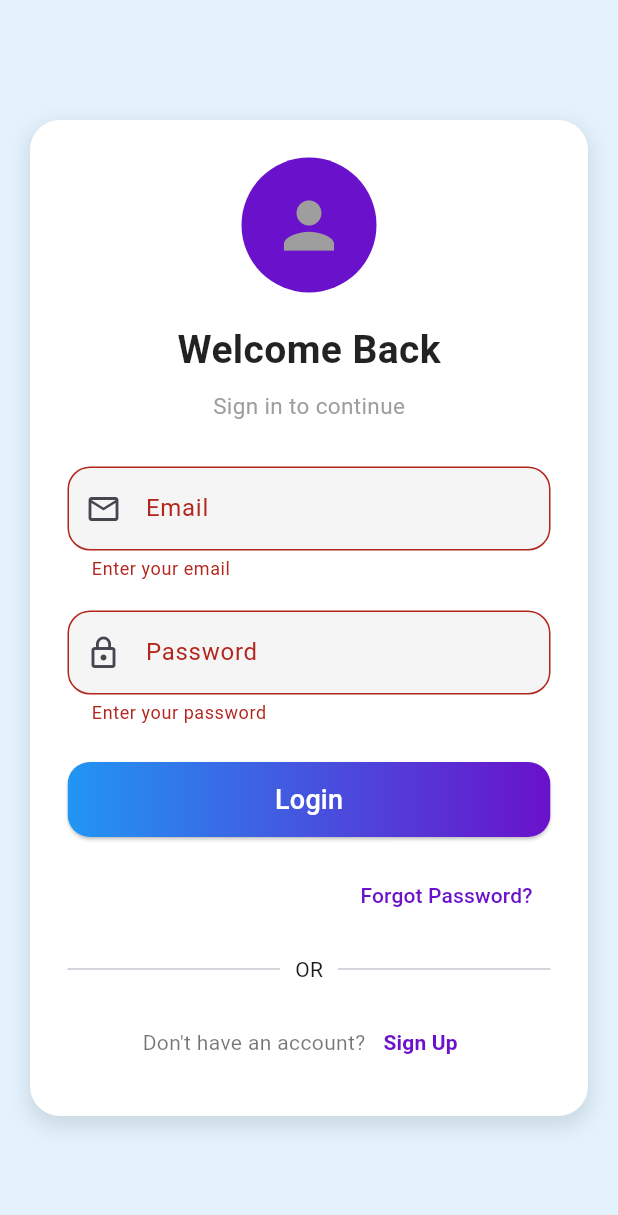
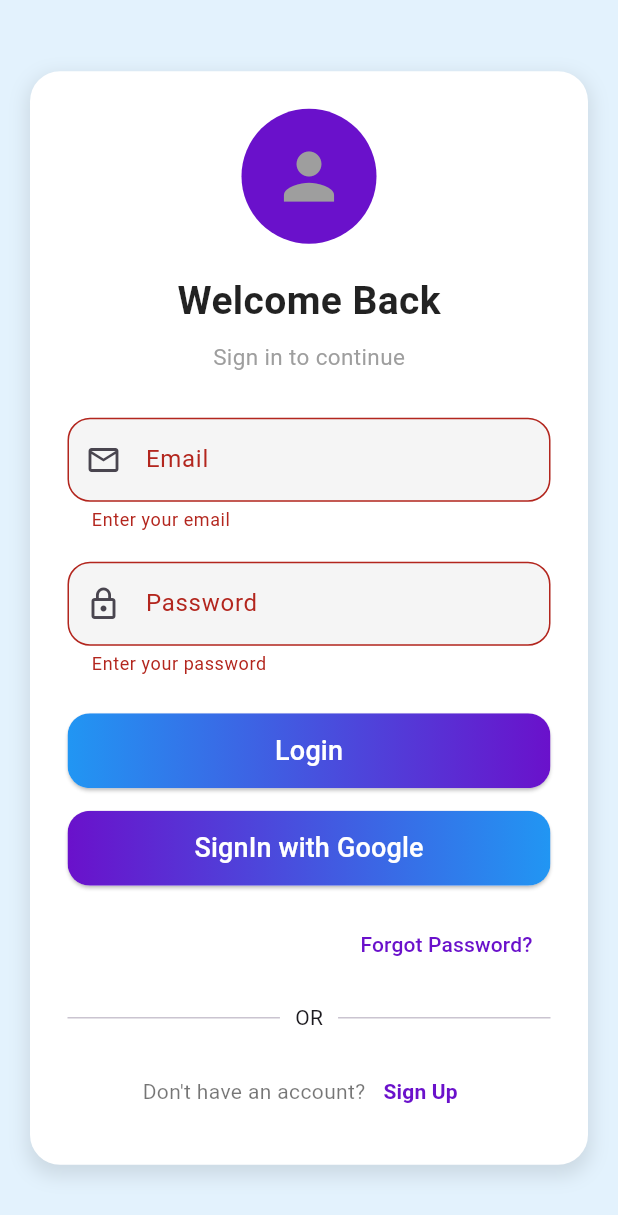
Before and after one commit to yadvendrasharma12/firebase_google_signup, a Flutter app: the screen it shows after launch, after a tap on "Login", on a phone screen of 412 x 824 dp. Shown: the top 1215 px of the screen. Run offline on Flutter 3.47's test engine with Material 3 defaults, Android fonts, the phone set to English and light mode, and no system bars; our stand-ins replace firebase_auth, firebase_core, google_sign_in; accounts and stored records are empty.

Commit message:
google signin

```diff
--- a/lib/screens/signIn_screen.dart
+++ b/lib/screens/signIn_screen.dart
@@ -12,9 +12,9 @@ class _SignInScreenState extends State<SignInScreen> {
   final _formKey = GlobalKey<FormState>();
   final _emailCtrl = TextEditingController();
   final _passwordCtrl = TextEditingController();
-
   final AuthService _authService = AuthService();
 
+  // Email login
   Future<void> _loginUser() async {
     if (_formKey.currentState!.validate()) {
       try {
@@ -22,16 +22,31 @@ class _SignInScreenState extends State<SignInScreen> {
           email: _emailCtrl.text.trim(),
           password: _passwordCtrl.text.trim(),
         );
+        if (user != null) _showSuccessDialog("Logged in successfully!");
+      } catch (e) {
+        _showErrorSnackBar(e.toString());
+      }
+    }
+  }
 
-        if (user != null) {
+  // Google login
+  Future<void> _loginWithGoogle() async {
+    try {
+      final user = await _authService.signInWithGoogle();
+      if (user != null) _showSuccessDialog("Google Sign-In successful!");
+    } catch (e) {
+      _showErrorSnackBar(e.toString());
+    }
+  }
+
+  // Success dialog
+  void _showSuccessDialog(String message) {
     showDialog(
       context: context,
       builder: (ctx) => AlertDialog(
-              shape: RoundedRectangleBorder(
-                borderRadius: BorderRadius.circular(15),
-              ),
+        shape: RoundedRectangleBorder(borderRadius: BorderRadius.circular(15)),
         title: const Text("Success"),
-              content: const Text("Logged in successfully!"),
+        content: Text(message),
         actions: [
           TextButton(
             onPressed: () {
@@ -44,15 +59,15 @@ class _SignInScreenState extends State<SignInScreen> {
       ),
     );
   }
-      } catch (e) {
+
+  // Error snackbar
+  void _showErrorSnackBar(String message) {
     ScaffoldMessenger.of(context).showSnackBar(
       SnackBar(
-            content: Text("Login failed: $e"),
+        content: Text(message),
         backgroundColor: Colors.red,
       ),
     );
-      }
-    }
   }
 
   @override
@@ -81,14 +96,12 @@ class _SignInScreenState extends State<SignInScreen> {
               child: Column(
                 mainAxisSize: MainAxisSize.min,
                 children: [
-                  // Avatar
-                  CircleAvatar(
+                  const CircleAvatar(
                     radius: 45,
                     backgroundColor: Color(0xff6a11cb),
-                    child: const Icon(Icons.person, size: 50, color: Colors.grey),
+                    child: Icon(Icons.person, size: 50, color: Colors.grey),
                   ),
                   const SizedBox(height: 20),
-
                   const Text(
                     "Welcome Back",
                     style: TextStyle(
@@ -113,13 +126,6 @@ class _SignInScreenState extends State<SignInScreen> {
                       fillColor: Colors.grey[100],
                       border: OutlineInputBorder(
                         borderRadius: BorderRadius.circular(15),
-                        borderSide: const BorderSide(
-                            color: Colors.grey, width: 1.2),
-                      ),
-                      enabledBorder: OutlineInputBorder(
-                        borderRadius: BorderRadius.circular(15),
-                        borderSide: const BorderSide(
-                            color: Colors.grey, width: 1.2),
                       ),
                       focusedBorder: OutlineInputBorder(
                         borderRadius: BorderRadius.circular(15),
@@ -143,13 +149,6 @@ class _SignInScreenState extends State<SignInScreen> {
                       fillColor: Colors.grey[100],
                       border: OutlineInputBorder(
                         borderRadius: BorderRadius.circular(15),
-                        borderSide: const BorderSide(
-                            color: Colors.grey, width: 1.2),
-                      ),
-                      enabledBorder: OutlineInputBorder(
-                        borderRadius: BorderRadius.circular(15),
-                        borderSide: const BorderSide(
-                            color: Colors.grey, width: 1.2),
                       ),
                       focusedBorder: OutlineInputBorder(
                         borderRadius: BorderRadius.circular(15),
@@ -157,48 +156,28 @@ class _SignInScreenState extends State<SignInScreen> {
                             color: Color(0xff6a11cb), width: 1.8),
                       ),
                     ),
-
                     validator: (val) =>
                     val!.isEmpty ? "Enter your password" : null,
                   ),
                   const SizedBox(height: 25),
 
-                  SizedBox(
-                    width: double.infinity,
-                    height: 50,
-                    child: ElevatedButton(
+                  // Login button
+                  _buildButton("Login", _loginUser,
+                      [Colors.blue, Color(0xff6a11cb)], Colors.white),
 
-                      onPressed: _loginUser,
-                      style: ElevatedButton.styleFrom(
-                        shape: RoundedRectangleBorder(
-                          borderRadius: BorderRadius.circular(15),
-                        ),
-                        padding: EdgeInsets.zero,
-                      ),
-                      child: Ink(
-                        decoration: BoxDecoration(
-                          gradient: const LinearGradient(
-                            colors: [Colors.blue, Color(0xff6a11cb)],
-                          ),
-                          borderRadius: BorderRadius.circular(15),
-                        ),
-                        child: Container(
-                          alignment: Alignment.center,
-                          child: const Text(
-                            "Login",
-                            style: TextStyle(
-                                fontSize: 18, color: Colors.white),
-                          ),
-                        ),
-                      ),
-                    ),
-                  ),
+                  const SizedBox(height: 15),
+
+                  // Google Sign-In button
+                  _buildButton("SignIn with Google", _loginWithGoogle,
+                      [Color(0xff6a11cb), Colors.blue], Colors.white),
+
                   const SizedBox(height: 15),
 
                   Align(
                     alignment: Alignment.centerRight,
                     child: TextButton(
-                      onPressed: () => Navigator.pushNamed(context, '/forgot'),
+                      onPressed: () =>
+                          Navigator.pushNamed(context, '/forgot'),
                       child: const Text("Forgot Password?",
                           style: TextStyle(color: Color(0xff6a11cb))),
                     ),
@@ -232,7 +211,7 @@ class _SignInScreenState extends State<SignInScreen> {
                                 fontWeight: FontWeight.bold)),
                       ),
                     ],
-                  )
+                  ),
                 ],
               ),
             ),
@@ -241,4 +220,31 @@ class _SignInScreenState extends State<SignInScreen> {
       ),
     );
   }
+
+  Widget _buildButton(String text, VoidCallback onPressed,
+      List<Color> gradient, Color textColor) {
+    return SizedBox(
+      width: double.infinity,
+      height: 50,
+      child: ElevatedButton(
+        onPressed: onPressed,
+        style: ElevatedButton.styleFrom(
+          shape: RoundedRectangleBorder(
+            borderRadius: BorderRadius.circular(15),
+          ),
+          padding: EdgeInsets.zero,
+        ),
+        child: Ink(
+          decoration: BoxDecoration(
+            gradient: LinearGradient(colors: gradient),
+            borderRadius: BorderRadius.circular(15),
+          ),
+          child: Container(
+            alignment: Alignment.center,
+            child: Text(text, style: TextStyle(fontSize: 18, color: textColor)),
+          ),
+        ),
+      ),
+    );
   }
+}
--- a/pubspec.yaml
+++ b/pubspec.yaml
@@ -37,6 +37,7 @@ dependencies:
   cupertino_icons: ^1.0.8
   firebase_core: ^4.0.0
   firebase_auth: ^6.0.1
+  google_sign_in: ^6.2.2
 
 dev_dependencies:
   flutter_test:
```
Also changed, not shown: lib/services/auth_services.dart (+26 -4 lines), pubspec.lock, 1 other file. Lines whose indentation alone changed are shown as unchanged.
